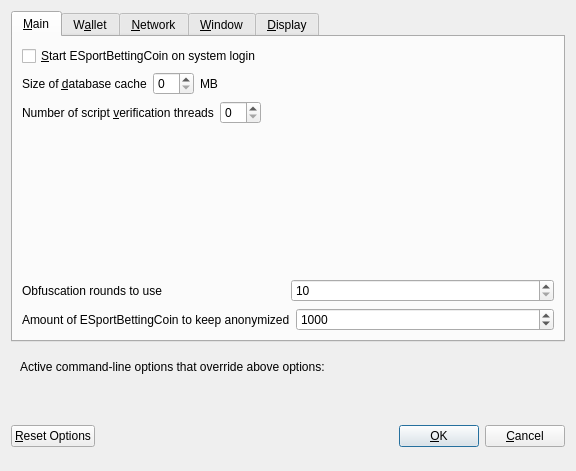
Old version of the form src/qt/forms/optionsdialog.ui in the repository decenomy/ESBC2.
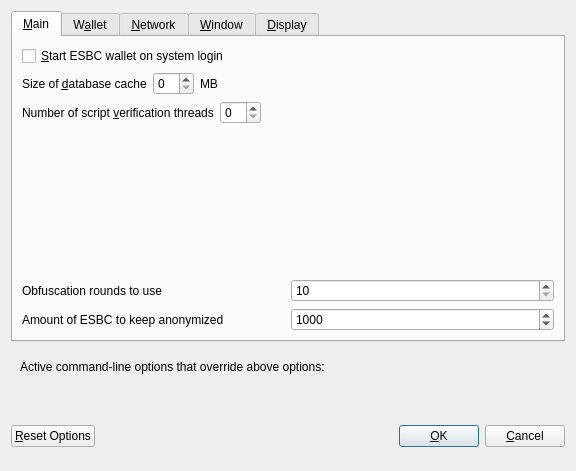
New version of the form. Custom widgets are drawn as their Qt base class.

```diff
--- a/src/qt/forms/optionsdialog.ui
+++ b/src/qt/forms/optionsdialog.ui
@@ -33,7 +33,7 @@
           <string>Automatically start ESportBettingCoin after logging in to the system.</string>
          </property>
          <property name="text">
-          <string>&amp;Start ESportBettingCoin on system login</string>
+          <string>&amp;Start ESBC wallet on system login</string>
          </property>
         </widget>
        </item>
@@ -174,7 +174,7 @@
             <string notr="true"/>
            </property>
            <property name="text">
-            <string>Amount of ESportBettingCoin to keep anonymized</string>
+            <string>Amount of ESBC to keep anonymized</string>
            </property>
           </widget>
          </item>
```
Left out of the diff: 8 changed lines with no effect on the pictures.
